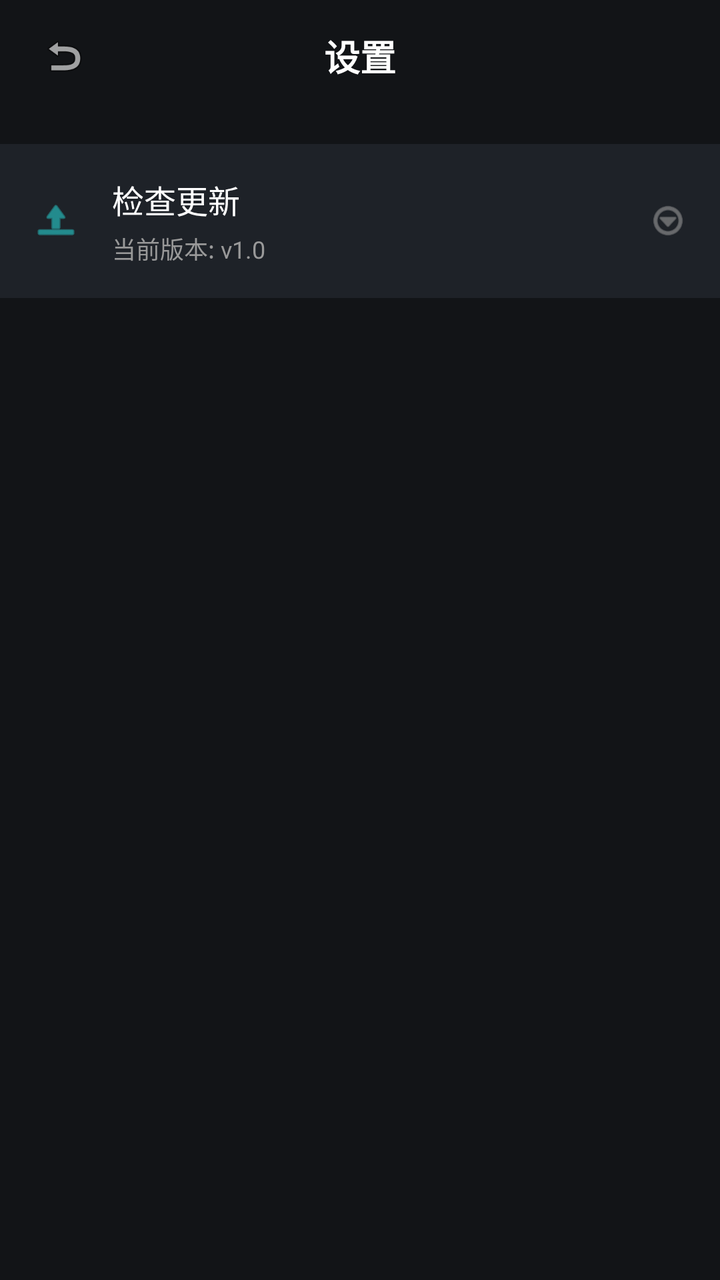
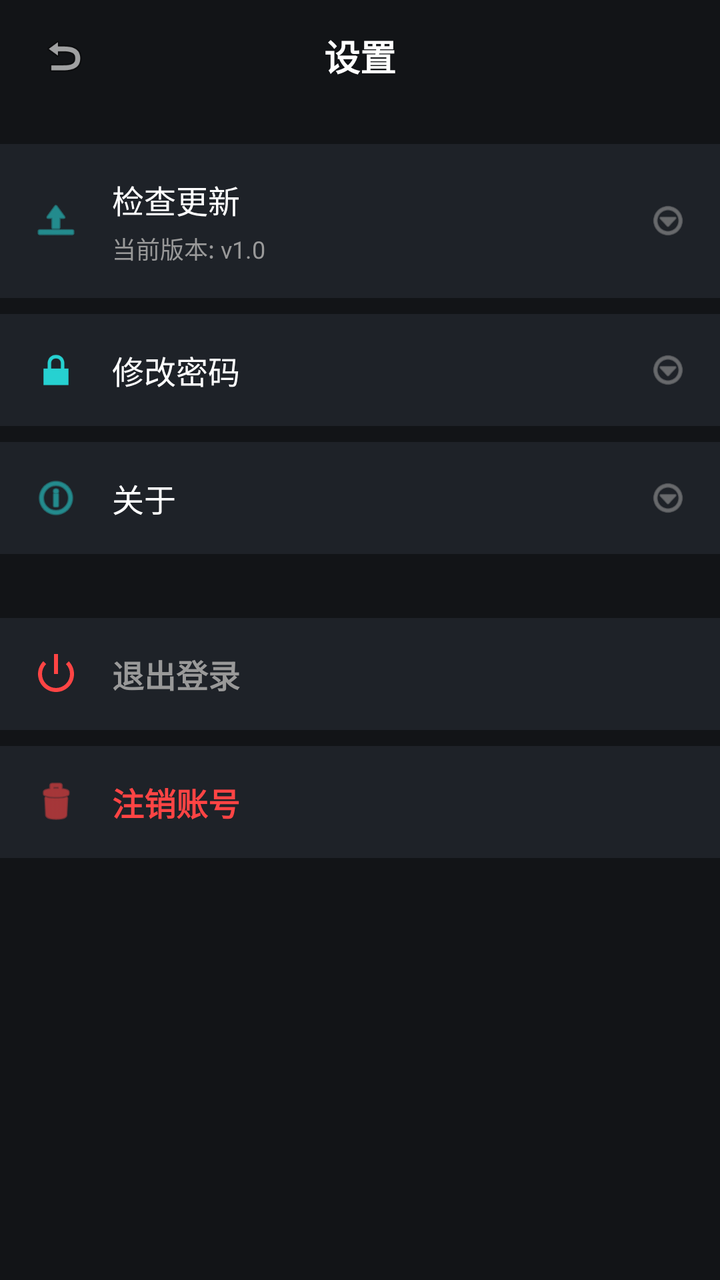

Two renders of the same Android screen: before a commit and after it. Below are the layout's source before the change and the commit's diff.
<!-- AndroidManifest.xml: application theme Theme.MusicPlayer -->
<!-- res/layout/fragment_settings.xml -->
<?xml version="1.0" encoding="utf-8"?>
<LinearLayout xmlns:android="http://schemas.android.com/apk/res/android"
    android:layout_width="match_parent"
    android:layout_height="match_parent"
    android:background="@color/bg_dark"
    android:orientation="vertical"
    android:clickable="true"
    android:focusable="true"
    android:fitsSystemWindows="true">

    <RelativeLayout
        android:layout_width="match_parent"
        android:layout_height="56dp"
        android:paddingHorizontal="16dp">

        <ImageView
            android:id="@+id/btnBack"
            android:layout_width="32dp"
            android:layout_height="32dp"
            android:layout_centerVertical="true"
            android:src="@android:drawable/ic_menu_revert"
            android:contentDescription="返回"
            android:padding="4dp" />

        <TextView
            android:layout_width="wrap_content"
            android:layout_height="wrap_content"
            android:layout_centerInParent="true"
            android:text="设置"
            android:textColor="@color/white"
            android:textSize="18sp"
            android:textStyle="bold" />
    </RelativeLayout>

    <ProgressBar
        android:id="@+id/progressBar"
        android:layout_width="match_parent"
        android:layout_height="2dp"
        android:visibility="gone"
        android:indeterminate="true" />

    <LinearLayout
        android:layout_width="match_parent"
        android:layout_height="wrap_content"
        android:layout_marginTop="16dp"
        android:orientation="vertical">

        <LinearLayout
            android:id="@+id/layoutCheckUpdate"
            android:layout_width="match_parent"
            android:layout_height="wrap_content"
            android:background="@color/card_bg"
            android:orientation="horizontal"
            android:padding="16dp"
            android:gravity="center_vertical">

            <ImageView
                android:layout_width="24dp"
                android:layout_height="24dp"
                android:src="@android:drawable/ic_menu_upload"
                android:tint="@color/accent_teal" />

            <LinearLayout
                android:layout_width="0dp"
                android:layout_height="wrap_content"
                android:layout_weight="1"
                android:layout_marginStart="16dp"
                android:orientation="vertical">

                <TextView
                    android:layout_width="wrap_content"
                    android:layout_height="wrap_content"
                    android:text="检查更新"
                    android:textColor="@color/white"
                    android:textSize="16sp" />

                <TextView
                    android:id="@+id/tvCurrentVersion"
                    android:layout_width="wrap_content"
                    android:layout_height="wrap_content"
                    android:layout_marginTop="4dp"
                    android:text="当前版本: v1.0"
                    android:textColor="@color/text_grey"
                    android:textSize="12sp" />
            </LinearLayout>

            <ImageView
                android:layout_width="20dp"
                android:layout_height="20dp"
                android:src="@android:drawable/ic_menu_more"
                android:tint="@color/text_grey" />
        </LinearLayout>

    </LinearLayout>

</LinearLayout>
<!-- resources referenced by this layout -->
<resources>
  <color name="accent_teal">#26D1D1</color>
  <color name="bg_dark">#121417</color>
  <color name="card_bg">#1E2228</color>
  <color name="text_grey">#999999</color>
  <color name="white">#FFFFFFFF</color>
  <style name="Theme.MusicPlayer" parent="Base.Theme.MusicPlayer" />
  <style name="Base.Theme.MusicPlayer" parent="Theme.Material3.DayNight.NoActionBar">
          
          <item name="android:windowBackground">@color/bg_dark</item>
          <item name="android:statusBarColor">@color/bg_dark</item>
      </style>
</resources>

<!-- the commit's change to res/layout/fragment_settings.xml (unified diff, before → after) -->
@@ -91,6 +91,122 @@
                 android:tint="@color/text_grey" />
         </LinearLayout>
 
+        <LinearLayout
+            android:id="@+id/layoutChangePassword"
+            android:layout_width="match_parent"
+            android:layout_height="wrap_content"
+            android:layout_marginTop="8dp"
+            android:background="@color/card_bg"
+            android:orientation="horizontal"
+            android:padding="16dp"
+            android:gravity="center_vertical">
+
+            <ImageView
+                android:layout_width="24dp"
+                android:layout_height="24dp"
+                android:src="@android:drawable/ic_lock_lock"
+                android:tint="@color/accent_teal" />
+
+            <TextView
+                android:layout_width="0dp"
+                android:layout_height="wrap_content"
+                android:layout_weight="1"
+                android:layout_marginStart="16dp"
+                android:text="修改密码"
+                android:textColor="@color/white"
+                android:textSize="16sp" />
+
+            <ImageView
+                android:layout_width="20dp"
+                android:layout_height="20dp"
+                android:src="@android:drawable/ic_menu_more"
+                android:tint="@color/text_grey" />
+        </LinearLayout>
+
+        <LinearLayout
+            android:id="@+id/layoutAbout"
+            android:layout_width="match_parent"
+            android:layout_height="wrap_content"
+            android:layout_marginTop="8dp"
+            android:background="@color/card_bg"
+            android:orientation="horizontal"
+            android:padding="16dp"
+            android:gravity="center_vertical">
+
+            <ImageView
+                android:layout_width="24dp"
+                android:layout_height="24dp"
+                android:src="@android:drawable/ic_menu_info_details"
+                android:tint="@color/accent_teal" />
+
+            <TextView
+                android:layout_width="0dp"
+                android:layout_height="wrap_content"
+                android:layout_weight="1"
+                android:layout_marginStart="16dp"
+                android:text="关于"
+                android:textColor="@color/white"
+                android:textSize="16sp" />
+
+            <ImageView
+                android:layout_width="20dp"
+                android:layout_height="20dp"
+                android:src="@android:drawable/ic_menu_more"
+                android:tint="@color/text_grey" />
+        </LinearLayout>
+
+        <LinearLayout
+            android:id="@+id/layoutLogout"
+            android:layout_width="match_parent"
+            android:layout_height="wrap_content"
+            android:layout_marginTop="32dp"
+            android:background="@color/card_bg"
+            android:orientation="horizontal"
+            android:padding="16dp"
+            android:gravity="center_vertical">
+
+            <ImageView
+                android:layout_width="24dp"
+                android:layout_height="24dp"
+                android:src="@android:drawable/ic_lock_power_off"
+                android:tint="@color/red" />
+
+            <TextView
+                android:layout_width="wrap_content"
+                android:layout_height="wrap_content"
+                android:text="退出登录"
+                android:textColor="@color/text_grey"
+                android:textSize="16sp"
+                android:textStyle="bold"
+                android:layout_marginStart="16dp" />
+        </LinearLayout>
+
+        <LinearLayout
+            android:id="@+id/layoutDeleteAccount"
+            android:layout_width="match_parent"
+            android:layout_height="wrap_content"
+            android:layout_marginTop="8dp"
+            android:background="@color/card_bg"
+            android:orientation="horizontal"
+            android:padding="16dp"
+            android:gravity="center_vertical">
+
+            <ImageView
+                android:layout_width="24dp"
+                android:layout_height="24dp"
+                android:src="@android:drawable/ic_menu_delete"
+                android:tint="@color/red" />
+
+            <TextView
+                android:layout_width="wrap_content"
+                android:layout_height="wrap_content"
+                android:text="注销账号"
+                android:textColor="@color/red"
+                android:textSize="16sp"
+                android:textStyle="bold"
+                android:layout_marginStart="16dp" />
+        </LinearLayout>
+
     </LinearLayout>
 
 </LinearLayout>
<!-- resource entries referenced after the edit -->
@@ -3,6 +3,7 @@
   <color name="accent_teal">#26D1D1</color>
   <color name="bg_dark">#121417</color>
   <color name="card_bg">#1E2228</color>
+  <color name="red">#FF4444</color>
   <color name="text_grey">#999999</color>
   <color name="white">#FFFFFFFF</color>
   <style name="Theme.MusicPlayer" parent="Base.Theme.MusicPlayer" />
